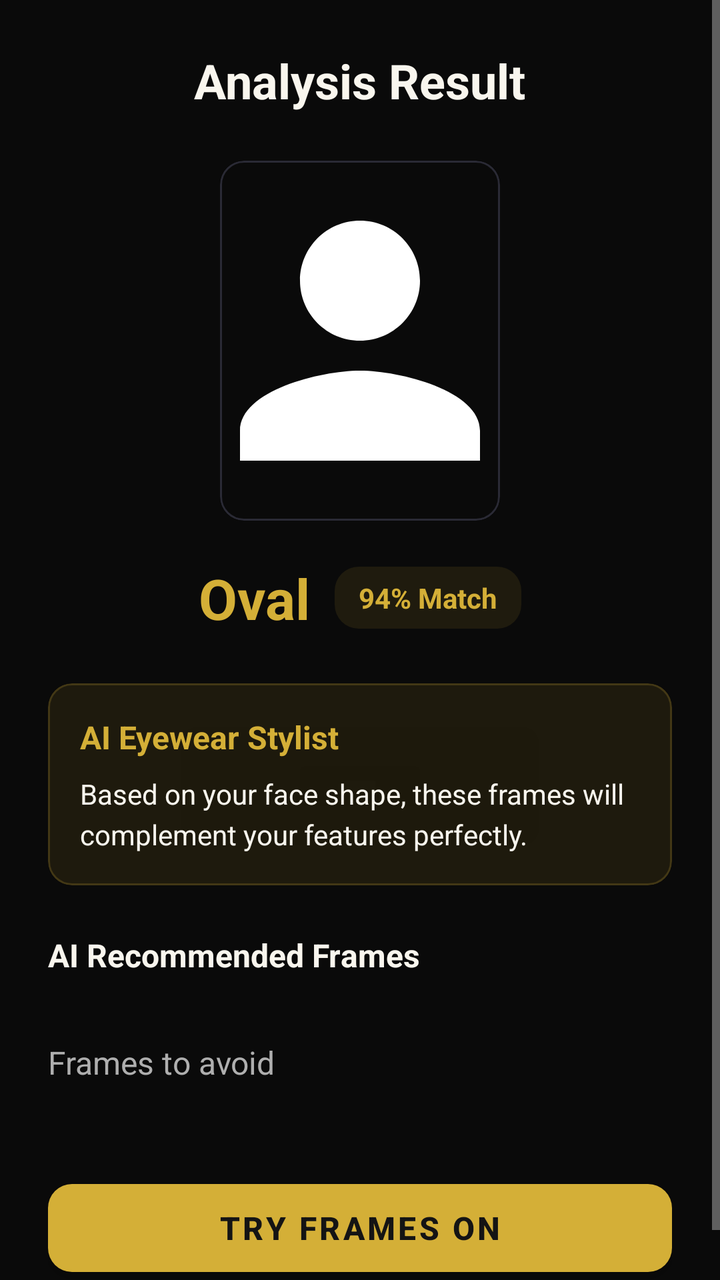
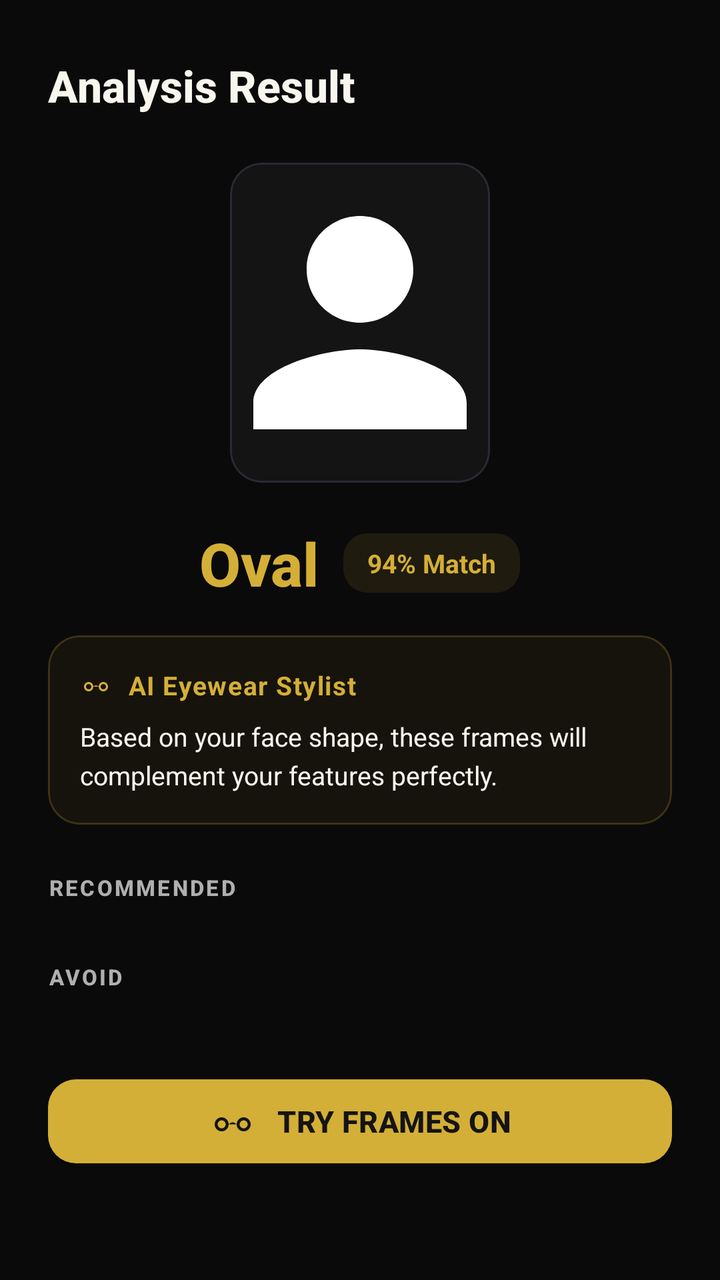

Before-and-after screenshots of an Android layout around one commit, followed by the original layout XML and the change that was made.
<!-- AndroidManifest.xml: application theme Theme.LensMatch -->
<!-- res/layout/fragment_result.xml -->
<?xml version="1.0" encoding="utf-8"?>
<ScrollView xmlns:android="http://schemas.android.com/apk/res/android"
    xmlns:app="http://schemas.android.com/apk/res-auto"
    android:layout_width="match_parent"
    android:layout_height="match_parent"
    android:background="@color/bgPrimary"
    android:fillViewport="true">

    <LinearLayout
        android:layout_width="match_parent"
        android:layout_height="wrap_content"
        android:orientation="vertical"
        android:padding="24dp"
        android:gravity="center_horizontal">

        <TextView
            android:layout_width="wrap_content"
            android:layout_height="wrap_content"
            android:text="Analysis Result"
            android:textColor="@color/textPrimary"
            android:textSize="24sp"
            android:textStyle="bold" />

        <com.google.android.material.card.MaterialCardView
            android:layout_width="140dp"
            android:layout_height="180dp"
            android:layout_marginTop="24dp"
            app:cardBackgroundColor="@color/bgPrimary"
            app:cardCornerRadius="12dp"
            app:strokeColor="@color/borderCard"
            app:strokeWidth="1dp">

            <ImageView
                android:id="@+id/iv_face_crop"
                android:layout_width="match_parent"
                android:layout_height="match_parent"
                android:scaleType="centerCrop"
                android:src="@drawable/ic_user" />
        </com.google.android.material.card.MaterialCardView>

        
        <LinearLayout
            android:layout_width="wrap_content"
            android:layout_height="wrap_content"
            android:layout_marginTop="20dp"
            android:orientation="horizontal"
            android:gravity="center_vertical">

            <TextView
                android:id="@+id/tv_detected_shape"
                android:layout_width="wrap_content"
                android:layout_height="wrap_content"
                android:text="Oval"
                android:textColor="@color/accentGold"
                android:textSize="28sp"
                android:textStyle="bold" />

            <TextView
                android:id="@+id/tv_confidence_match"
                android:layout_width="wrap_content"
                android:layout_height="wrap_content"
                android:layout_marginStart="12dp"
                android:background="@drawable/bg_confidence_chip"
                android:paddingHorizontal="12dp"
                android:paddingVertical="6dp"
                android:text="94% Match"
                android:textColor="@color/accentGold"
                android:textSize="14sp"
                android:textStyle="bold" />
        </LinearLayout>

        
        <com.google.android.material.card.MaterialCardView
            android:id="@+id/card_ai_description"
            android:layout_width="match_parent"
            android:layout_height="wrap_content"
            android:layout_marginTop="24dp"
            app:cardBackgroundColor="#1AD4AF37"
            app:cardCornerRadius="12dp"
            app:strokeColor="#33D4AF37"
            app:strokeWidth="1dp">

            <LinearLayout
                android:layout_width="match_parent"
                android:layout_height="wrap_content"
                android:orientation="vertical"
                android:padding="16dp">

                <TextView
                    android:layout_width="wrap_content"
                    android:layout_height="wrap_content"
                    android:text="AI Eyewear Stylist"
                    android:textColor="@color/accentGold"
                    android:textSize="16sp"
                    android:textStyle="bold" />

                <TextView
                    android:id="@+id/tv_ai_description"
                    android:layout_width="wrap_content"
                    android:layout_height="wrap_content"
                    android:layout_marginTop="8dp"
                    android:text="Based on your face shape, these frames will complement your features perfectly."
                    android:textColor="@color/textPrimary"
                    android:textSize="14sp"
                    android:lineSpacingExtra="4dp" />
            </LinearLayout>
        </com.google.android.material.card.MaterialCardView>

        
        <TextView
            android:layout_width="match_parent"
            android:layout_height="wrap_content"
            android:layout_marginTop="24dp"
            android:text="AI Recommended Frames"
            android:textColor="@color/textPrimary"
            android:textSize="16sp"
            android:textStyle="bold" />

        <com.google.android.material.chip.ChipGroup
            android:id="@+id/chip_group_recommended"
            android:layout_width="match_parent"
            android:layout_height="wrap_content"
            android:layout_marginTop="12dp"
            app:chipSpacing="8dp" />

        
        <TextView
            android:layout_width="match_parent"
            android:layout_height="wrap_content"
            android:layout_marginTop="20dp"
            android:text="Frames to avoid"
            android:textColor="@color/textSecondary"
            android:textSize="16sp" />

        <com.google.android.material.chip.ChipGroup
            android:id="@+id/chip_group_avoided"
            android:layout_width="match_parent"
            android:layout_height="wrap_content"
            android:layout_marginTop="12dp"
            app:chipSpacing="8dp" />

        
        <com.google.android.material.button.MaterialButton
            android:id="@+id/btn_try_frames_on"
            android:layout_width="match_parent"
            android:layout_height="56dp"
            android:layout_marginTop="32dp"
            android:text="Try Frames On"
            android:textColor="@color/bgCard"
            android:textSize="16sp"
            android:textStyle="bold"
            app:backgroundTint="@color/accentGold"
            app:cornerRadius="12dp" />

    </LinearLayout>
</ScrollView>
<!-- resources referenced by this layout -->
<resources>
  <color name="accentGold">#D4AF37</color>
  <color name="bgCard">#141414</color>
  <color name="bgPrimary">#0A0A0A</color>
  <color name="borderCard">#2A2A35</color>
  <color name="textPrimary">#F9F6EE</color>
  <color name="textSecondary">#AFAFAF</color>
  <!-- drawable bg_confidence_chip (drawable) -->
  <?xml version="1.0" encoding="utf-8"?>
  <shape xmlns:android="http://schemas.android.com/apk/res/android"
      android:shape="rectangle">
      <solid android:color="#1AD4AF37" />
      <corners android:radius="12dp" />
  </shape>
  <!-- drawable ic_user (drawable) -->
  <vector xmlns:android="http://schemas.android.com/apk/res/android"
      android:width="24dp"
      android:height="24dp"
      android:viewportWidth="24"
      android:viewportHeight="24">
    <path
        android:fillColor="#FFFFFFFF"
        android:pathData="M12,12c2.21,0 4,-1.79 4,-4s-1.79,-4 -4,-4 -4,1.79 -4,4 1.79,4 4,4zm0,2c-2.67,0 -8,1.34 -8,4v2h16v-2c0,-2.66 -5.33,-4 -8,-4z"/>
  </vector>
  <style name="Theme.LensMatch" parent="Theme.MaterialComponents.DayNight.NoActionBar">
          <item name="colorPrimary">@color/accentGold</item>
          <item name="colorPrimaryVariant">@color/accentGold</item>
          <item name="colorOnPrimary">@color/bgCard</item>
          <item name="colorSecondary">@color/accentGold</item>
          <item name="colorSecondaryVariant">@color/accentGold</item>
          <item name="colorOnSecondary">@color/bgCard</item>
          <item name="android:statusBarColor">@color/bgPrimary</item>
          <item name="android:windowBackground">@color/bgPrimary</item>
          <item name="android:textColorPrimary">@color/textPrimary</item>
          <item name="android:textColorSecondary">@color/textSecondary</item>
          <item name="bottomNavigationStyle">@style/Widget.LensMatch.BottomNavigationView</item>
      </style>
  <style name="Widget.LensMatch.BottomNavigationView" parent="Widget.MaterialComponents.BottomNavigationView">
          <item name="backgroundTint">@color/bgCard</item>
          <item name="itemIconTint">@color/bottom_nav_color</item>
          <item name="itemTextColor">@color/bottom_nav_color</item>
          <item name="elevation">8dp</item>
      </style>
</resources>

<!-- the commit's change to res/layout/fragment_result.xml (unified diff, before → after) -->
@@ -4,31 +4,38 @@
     android:layout_width="match_parent"
     android:layout_height="match_parent"
     android:background="@color/bgPrimary"
-    android:fillViewport="true">
+    android:fillViewport="true"
+    android:scrollbars="none">
 
     <LinearLayout
         android:layout_width="match_parent"
         android:layout_height="wrap_content"
         android:orientation="vertical"
-        android:padding="24dp"
+        android:paddingHorizontal="24dp"
+        android:paddingTop="28dp"
+        android:paddingBottom="40dp"
         android:gravity="center_horizontal">
 
+        
         <TextView
-            android:layout_width="wrap_content"
+            android:layout_width="match_parent"
             android:layout_height="wrap_content"
             android:text="Analysis Result"
             android:textColor="@color/textPrimary"
-            android:textSize="24sp"
-            android:textStyle="bold" />
-
+            android:textSize="22sp"
+            android:textStyle="bold"
+            android:fontFamily="sans-serif-medium"
+            android:layout_marginBottom="24dp" />
+
+        
         <com.google.android.material.card.MaterialCardView
-            android:layout_width="140dp"
-            android:layout_height="180dp"
-            android:layout_marginTop="24dp"
-            app:cardBackgroundColor="@color/bgPrimary"
-            app:cardCornerRadius="12dp"
+            android:layout_width="130dp"
+            android:layout_height="160dp"
+            app:cardBackgroundColor="@color/bgCard"
+            app:cardCornerRadius="16dp"
             app:strokeColor="@color/borderCard"
-            app:strokeWidth="1dp">
+            app:strokeWidth="1dp"
+            app:cardElevation="0dp">
 
             <ImageView
                 android:id="@+id/iv_face_crop"
@@ -52,8 +59,9 @@
                 android:layout_height="wrap_content"
                 android:text="Oval"
                 android:textColor="@color/accentGold"
-                android:textSize="28sp"
-                android:textStyle="bold" />
+                android:textSize="30sp"
+                android:textStyle="bold"
+                android:fontFamily="sans-serif-medium" />
 
             <TextView
                 android:id="@+id/tv_confidence_match"
@@ -65,43 +73,98 @@
                 android:paddingVertical="6dp"
                 android:text="94% Match"
                 android:textColor="@color/accentGold"
-                android:textSize="14sp"
+                android:textSize="13sp"
                 android:textStyle="bold" />
         </LinearLayout>
 
         
         <com.google.android.material.card.MaterialCardView
-            android:id="@+id/card_ai_description"
-            android:layout_width="match_parent"
-            android:layout_height="wrap_content"
-            android:layout_marginTop="24dp"
-            app:cardBackgroundColor="#1AD4AF37"
-            app:cardCornerRadius="12dp"
-            app:strokeColor="#33D4AF37"
-            app:strokeWidth="1dp">
+            android:id="@+id/card_borderline_notice"
+            android:layout_width="match_parent"
+            android:layout_height="wrap_content"
+            android:layout_marginTop="16dp"
+            android:visibility="gone"
+            app:cardBackgroundColor="#1AFFB300"
+            app:cardCornerRadius="14dp"
+            app:strokeColor="#66FFB300"
+            app:strokeWidth="1dp"
+            app:cardElevation="0dp">
 
             <LinearLayout
                 android:layout_width="match_parent"
                 android:layout_height="wrap_content"
+                android:orientation="horizontal"
+                android:padding="14dp"
+                android:gravity="center_vertical">
+
+                <ImageView
+                    android:layout_width="20dp"
+                    android:layout_height="20dp"
+                    android:src="@drawable/ic_help"
+                    app:tint="#FFB300"
+                    android:layout_marginEnd="12dp" />
+
+                <TextView
+                    android:id="@+id/tv_borderline_notes"
+                    android:layout_width="0dp"
+                    android:layout_height="wrap_content"
+                    android:layout_weight="1"
+                    android:text="Borderline Result: Your facial features sit between Oval and Round."
+                    android:textColor="@color/textPrimary"
+                    android:textSize="13sp"
+                    android:lineSpacingExtra="3dp" />
+            </LinearLayout>
+        </com.google.android.material.card.MaterialCardView>
+
+        
+        <com.google.android.material.card.MaterialCardView
+            android:id="@+id/card_ai_description"
+            android:layout_width="match_parent"
+            android:layout_height="wrap_content"
+            android:layout_marginTop="16dp"
+            app:cardBackgroundColor="#0FD4AF37"
+            app:cardCornerRadius="16dp"
+            app:strokeColor="#33D4AF37"
+            app:strokeWidth="1dp"
+            app:cardElevation="0dp">
+
+            <LinearLayout
+                android:layout_width="match_parent"
+                android:layout_height="wrap_content"
                 android:orientation="vertical"
                 android:padding="16dp">
 
-                <TextView
+                <LinearLayout
                     android:layout_width="wrap_content"
                     android:layout_height="wrap_content"
-                    android:text="AI Eyewear Stylist"
-                    android:textColor="@color/accentGold"
-                    android:textSize="16sp"
-                    android:textStyle="bold" />
+                    android:orientation="horizontal"
+                    android:gravity="center_vertical"
+                    android:layout_marginBottom="8dp">
+
+                    <ImageView
+                        android:layout_width="16dp"
+                        android:layout_height="16dp"
+                        android:src="@drawable/ic_eyeglasses"
+                        app:tint="@color/accentGold"
+                        android:layout_marginEnd="8dp" />
+
+                    <TextView
+                        android:layout_width="wrap_content"
+                        android:layout_height="wrap_content"
+                        android:text="AI Eyewear Stylist"
+                        android:textColor="@color/accentGold"
+                        android:textSize="13sp"
+                        android:textStyle="bold"
+                        android:letterSpacing="0.04" />
+                </LinearLayout>
 
                 <TextView
                     android:id="@+id/tv_ai_description"
-                    android:layout_width="wrap_content"
+                    android:layout_width="match_parent"
                     android:layout_height="wrap_content"
-                    android:layout_marginTop="8dp"
                     android:text="Based on your face shape, these frames will complement your features perfectly."
                     android:textColor="@color/textPrimary"
-                    android:textSize="14sp"
+                    android:textSize="13sp"
                     android:lineSpacingExtra="4dp" />
             </LinearLayout>
         </com.google.android.material.card.MaterialCardView>
@@ -111,46 +174,56 @@
             android:layout_width="match_parent"
             android:layout_height="wrap_content"
             android:layout_marginTop="24dp"
-            android:text="AI Recommended Frames"
-            android:textColor="@color/textPrimary"
-            android:textSize="16sp"
-            android:textStyle="bold" />
+            android:layout_marginBottom="10dp"
+            android:text="RECOMMENDED"
+            android:textColor="@color/textSecondary"
+            android:textSize="11sp"
+            android:textStyle="bold"
+            android:letterSpacing="0.10"
+            android:fontFamily="sans-serif-medium" />
 
         <com.google.android.material.chip.ChipGroup
             android:id="@+id/chip_group_recommended"
             android:layout_width="match_parent"
             android:layout_height="wrap_content"
-            android:layout_marginTop="12dp"
-            app:chipSpacing="8dp" />
+            app:chipSpacing="6dp" />
 
         
         <TextView
             android:layout_width="match_parent"
             android:layout_height="wrap_content"
             android:layout_marginTop="20dp"
-            android:text="Frames to avoid"
+            android:layout_marginBottom="10dp"
+            android:text="AVOID"
             android:textColor="@color/textSecondary"
-            android:textSize="16sp" />
+            android:textSize="11sp"
+            android:textStyle="bold"
+            android:letterSpacing="0.10"
+            android:fontFamily="sans-serif-medium" />
 
         <com.google.android.material.chip.ChipGroup
             android:id="@+id/chip_group_avoided"
             android:layout_width="match_parent"
             android:layout_height="wrap_content"
-            android:layout_marginTop="12dp"
-            app:chipSpacing="8dp" />
+            app:chipSpacing="6dp" />
 
         
         <com.google.android.material.button.MaterialButton
             android:id="@+id/btn_try_frames_on"
             android:layout_width="match_parent"
-            android:layout_height="56dp"
-            android:layout_marginTop="32dp"
+            android:layout_height="54dp"
+            android:layout_marginTop="28dp"
             android:text="Try Frames On"
             android:textColor="@color/bgCard"
-            android:textSize="16sp"
-            android:textStyle="bold"
+            android:textSize="15sp"
+            android:textStyle="bold"
+            android:letterSpacing="0.01"
             app:backgroundTint="@color/accentGold"
-            app:cornerRadius="12dp" />
+            app:cornerRadius="14dp"
+            app:icon="@drawable/ic_eyeglasses"
+            app:iconTint="@color/bgCard"
+            app:iconGravity="textStart"
+            app:iconPadding="10dp" />
 
     </LinearLayout>
 </ScrollView>
<!-- resource entries referenced after the edit -->
@@ -13,6 +13,26 @@
       <solid android:color="#1AD4AF37" />
       <corners android:radius="12dp" />
   </shape>
+  <!-- drawable ic_eyeglasses (drawable) -->
+  <vector xmlns:android="http://schemas.android.com/apk/res/android"
+      android:width="24dp"
+      android:height="24dp"
+      android:viewportWidth="24"
+      android:viewportHeight="24">
+    <path
+        android:fillColor="#FFFFFFFF"
+        android:pathData="M6.5,10C4.57,10 3,11.57 3,13.5C3,15.43 4.57,17 6.5,17C8.43,17 10,15.43 10,13.5C10,11.57 8.43,10 6.5,10ZM6.5,15.5C5.4,15.5 4.5,14.6 4.5,13.5C4.5,12.4 5.4,11.5 6.5,11.5C7.6,11.5 8.5,12.4 8.5,13.5C8.5,14.6 7.6,15.5 6.5,15.5ZM17.5,10C15.57,10 14,11.57 14,13.5C14,15.43 15.57,17 17.5,17C19.43,17 21,15.43 21,13.5C21,11.57 19.43,10 17.5,10ZM17.5,15.5C16.4,15.5 15.5,14.6 15.5,13.5C15.5,12.4 16.4,11.5 17.5,11.5C18.6,11.5 19.5,12.4 19.5,13.5C19.5,14.6 18.6,15.5 17.5,15.5ZM10,13.5C10,13.5 11,12.5 12,12.5C13,12.5 14,13.5 14,13.5"/>
+  </vector>
+  <!-- drawable ic_help (drawable) -->
+  <vector xmlns:android="http://schemas.android.com/apk/res/android"
+      android:width="24dp"
+      android:height="24dp"
+      android:viewportWidth="24"
+      android:viewportHeight="24">
+    <path
+        android:fillColor="#FFFFFFFF"
+        android:pathData="M12,2C6.48,2 2,6.48 2,12s4.48,10 10,10 10,-4.48 10,-10S17.52,2 12,2zm1,16h-2v-2h2v2zm1.07,-7.75l-0.9,0.92C12.45,11.9 12,12.5 12,14h-2v-0.5c0,-1.1 0.45,-2.1 1.17,-2.83l1.24,-1.26c0.37,-0.36 0.59,-0.86 0.59,-1.41 0,-1.1 -0.9,-2 -2,-2s-2,0.9 -2,2H7c0,-2.76 2.24,-5 5,-5s5,2.24 5,5c0,1.04 -0.42,1.99 -1.07,2.75z"/>
+  </vector>
   <!-- drawable ic_user (drawable) -->
   <vector xmlns:android="http://schemas.android.com/apk/res/android"
       android:width="24dp"
